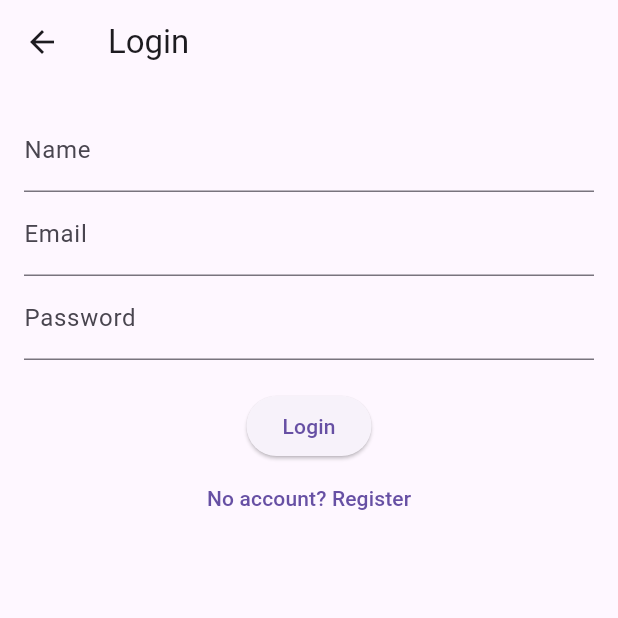
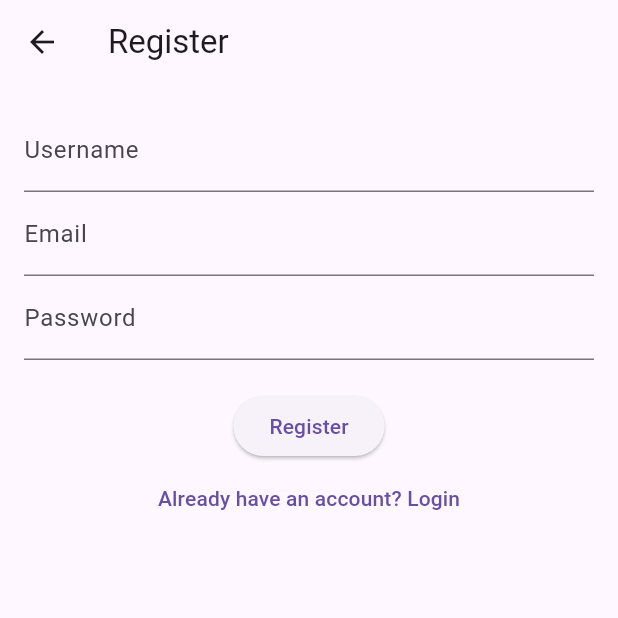
Before and after one commit to pyjoek/Smart-Expense-Tracker-with-AI-Insights, a Flutter app: the RegisterScreen screen opened by its route, on a phone screen of 412 x 824 dp, the top half of it. Run offline on Flutter 3.47's test engine with Material 3 defaults, Android fonts, the light colour scheme and no system bars; our stand-ins replace flutter_secure_storage; accounts and stored records are empty.

Commit message:
ui for demo done

```diff
--- /dev/null
+++ b/frontend/devtools_options.yaml
@@ -0,0 +1,3 @@
+description: This file stores settings for Dart & Flutter DevTools.
+documentation: https://docs.flutter.dev/tools/devtools/extensions#configure-extension-enablement-states
+extensions:
--- a/frontend/lib/screens/register_screen.dart
+++ b/frontend/lib/screens/register_screen.dart
@@ -5,54 +5,68 @@ class RegisterScreen extends StatefulWidget {
   const RegisterScreen({super.key});
 
   @override
-  State<RegisterScreen> createState() => _LoginScreenState();
+  State<RegisterScreen> createState() => _RegisterScreenState();
 }
 
-class _LoginScreenState extends State<RegisterScreen> {
+class _RegisterScreenState extends State<RegisterScreen> {
   final emailController = TextEditingController();
-  final nameController = TextEditingController();
+  final usernameController = TextEditingController();
   final passwordController = TextEditingController();
   final AuthService _authService = AuthService();
   bool isLoading = false;
   String? errorMessage;
 
-  Future<void> handleLogin() async {
+  Future<void> handleRegister() async {
     setState(() => isLoading = true);
     bool success = await _authService.register(
-      nameController.text,
+      usernameController.text,
       emailController.text,
-      passwordController.text
+      passwordController.text,
     );
 
     setState(() => isLoading = false);
 
     if (success) {
-      Navigator.pushReplacementNamed(context, "/profile");
+      // ✅ after registration, send them to login
+      Navigator.pushReplacementNamed(context, "/login");
     } else {
-      setState(() => errorMessage = "Invalid email or password");
+      setState(() => errorMessage = "Registration failed. Try again.");
     }
   }
 
   @override
   Widget build(BuildContext context) {
     return Scaffold(
-      appBar: AppBar(title: const Text("Login")),
+      appBar: AppBar(title: const Text("Register")),
       body: Padding(
         padding: const EdgeInsets.all(16),
         child: Column(
           children: [
-            TextField(controller: nameController, decoration: const InputDecoration(labelText: "Name")),
-            TextField(controller: emailController, decoration: const InputDecoration(labelText: "Email")),
-            TextField(controller: passwordController, decoration: const InputDecoration(labelText: "Password"), obscureText: true),
+            TextField(
+              controller: usernameController,
+              decoration: const InputDecoration(labelText: "Username"),
+            ),
+            TextField(
+              controller: emailController,
+              decoration: const InputDecoration(labelText: "Email"),
+            ),
+            TextField(
+              controller: passwordController,
+              decoration: const InputDecoration(labelText: "Password"),
+              obscureText: true,
+            ),
             const SizedBox(height: 20),
-            if (errorMessage != null) Text(errorMessage!, style: const TextStyle(color: Colors.red)),
+            if (errorMessage != null)
+              Text(errorMessage!, style: const TextStyle(color: Colors.red)),
             ElevatedButton(
-              onPressed: isLoading ? null : handleLogin,
-              child: isLoading ? const CircularProgressIndicator() : const Text("Login"),
+              onPressed: isLoading ? null : handleRegister,
+              child: isLoading
+                  ? const CircularProgressIndicator()
+                  : const Text("Register"),
             ),
             TextButton(
-              onPressed: () => Navigator.pushNamed(context, "/register"),
-              child: const Text("No account? Register"),
+              onPressed: () => Navigator.pushReplacementNamed(context, "/login"),
+              child: const Text("Already have an account? Login"),
             ),
           ],
         ),
--- a/frontend/lib/services/auth_service.dart
+++ b/frontend/lib/services/auth_service.dart
@@ -3,7 +3,7 @@ import 'package:http/http.dart' as http;
 import 'package:flutter_secure_storage/flutter_secure_storage.dart';
 
 class AuthService {
-  final String baseUrl = "http://10.0.2.2:5000"; // use 10.0.2.2 for Android emulator
+  final String baseUrl = "http://127.0.0.1:5000"; // use 10.0.2.2 for Android emulator
   final storage = const FlutterSecureStorage();
 
   Future<bool> register(String username, String email, String password) async {
@@ -17,7 +17,13 @@ class AuthService {
       }),
     );
 
-    return response.statusCode == 200;
+    if (response.statusCode == 200 || response.statusCode == 201) {
+      return true;
+    } else {
+      print("❌ Registration failed: ${response.body}");
+      return false;
+    }
+
   }
 
   Future<bool> login(String email, String password) async {
@@ -25,7 +31,7 @@ class AuthService {
       Uri.parse("$baseUrl/auth/login"),
       headers: {"Content-Type": "application/json"},
       body: jsonEncode({
-        "username": email, // our API uses username/email field
+        "email": email, // our API uses username/email field
         "password": password,
       }),
     );
```
